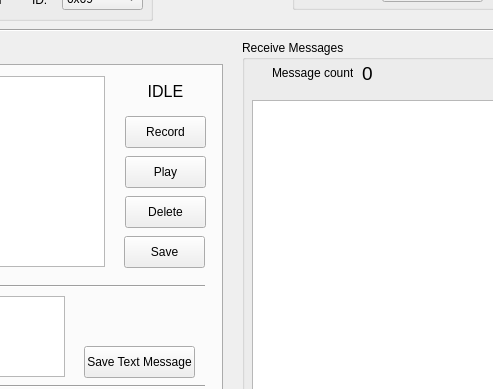
The window that CMS2/mainwindow.ui (Hengy/CMS) describes before a commit, drawn with Qt 5; both pictures show x 218 to 711 and y 126 to 515 of the 1011 by 600 pixel window.
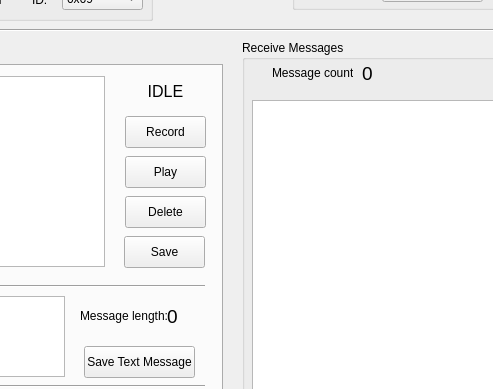
The same window after the commit.

```diff
--- a/CMS2/mainwindow.ui
+++ b/CMS2/mainwindow.ui
@@ -102,7 +102,7 @@
       <rect>
        <x>120</x>
        <y>20</y>
-       <width>47</width>
+       <width>51</width>
        <height>26</height>
       </rect>
      </property>
@@ -476,6 +476,37 @@
        </rect>
       </property>
      </widget>
+     <widget class="QLabel" name="label_16">
+      <property name="geometry">
+       <rect>
+        <x>286</x>
+        <y>240</y>
+        <width>91</width>
+        <height>20</height>
+       </rect>
+      </property>
+      <property name="text">
+       <string>Message length:</string>
+      </property>
+     </widget>
+     <widget class="QLabel" name="sendMsgCount">
+      <property name="geometry">
+       <rect>
+        <x>373</x>
+        <y>237</y>
+        <width>31</width>
+        <height>26</height>
+       </rect>
+      </property>
+      <property name="font">
+       <font>
+        <pointsize>14</pointsize>
+       </font>
+      </property>
+      <property name="text">
+       <string>0</string>
+      </property>
+     </widget>
     </widget>
     <widget class="QWidget" name="setTab">
      <attribute name="title">
```
